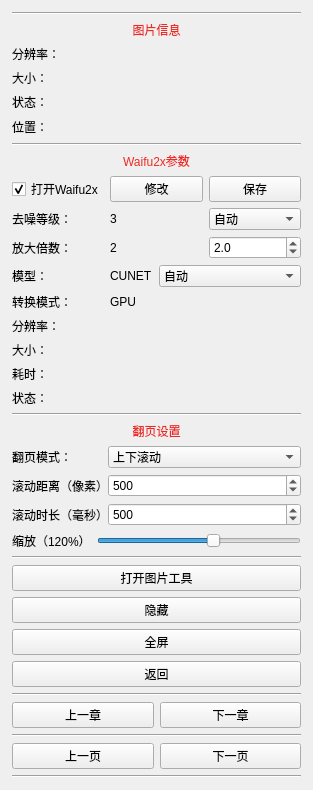
First picture: the form in ui/readimg.ui, repository tonquer/picacg-qt, before the edit.
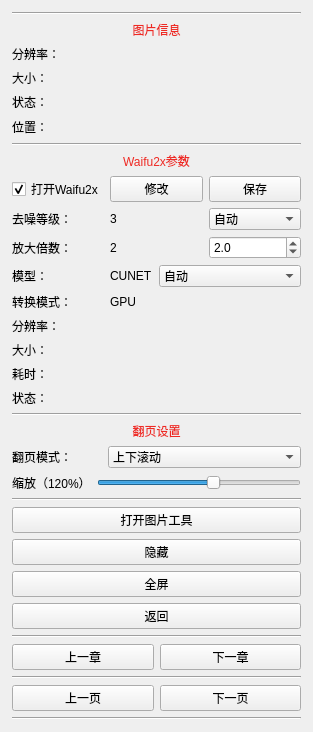
Second picture: the form after the edit.

Commit message: 修复滚动错误

Patch:
```diff
--- a/ui/readimg.ui
+++ b/ui/readimg.ui
@@ -7,7 +7,7 @@
     <x>0</x>
     <y>0</y>
     <width>299</width>
-    <height>705</height>
+    <height>730</height>
    </rect>
   </property>
   <property name="windowTitle">
@@ -463,69 +463,6 @@
          </item>
         </layout>
        </item>
-       <item>
-        <layout class="QHBoxLayout" name="horizontalLayout_4">
-         <item>
-          <widget class="QLabel" name="label_7">
-           <property name="maximumSize">
-            <size>
-             <width>90</width>
-             <height>16777215</height>
-            </size>
-           </property>
-           <property name="text">
-            <string>滚动距离（像素）：</string>
-           </property>
-          </widget>
-         </item>
-         <item>
-          <widget class="QSpinBox" name="scrollSize">
-           <property name="minimum">
-            <number>1</number>
-           </property>
-           <property name="maximum">
-            <number>100000</number>
-           </property>
-           <property name="value">
-            <number>500</number>
-           </property>
-          </widget>
-         </item>
-        </layout>
-       </item>
-       <item>
-        <layout class="QHBoxLayout" name="horizontalLayout_12">
-         <item>
-          <widget class="QLabel" name="label_10">
-           <property name="maximumSize">
-            <size>
-             <width>90</width>
-             <height>16777215</height>
-            </size>
-           </property>
-           <property name="text">
-            <string>滚动时长（毫秒）</string>
-           </property>
-          </widget>
-         </item>
-         <item>
-          <widget class="QSpinBox" name="scrollTime">
-           <property name="minimum">
-            <number>100</number>
-           </property>
-           <property name="maximum">
-            <number>600000</number>
-           </property>
-           <property name="singleStep">
-            <number>100</number>
-           </property>
-           <property name="value">
-            <number>500</number>
-           </property>
-          </widget>
-         </item>
-        </layout>
-       </item>
        <item>
         <layout class="QHBoxLayout" name="horizontalLayout_10">
          <item>
```
Left out of the diff: 60 changed lines with no effect on the pictures. The commit also changes 22 other files.
